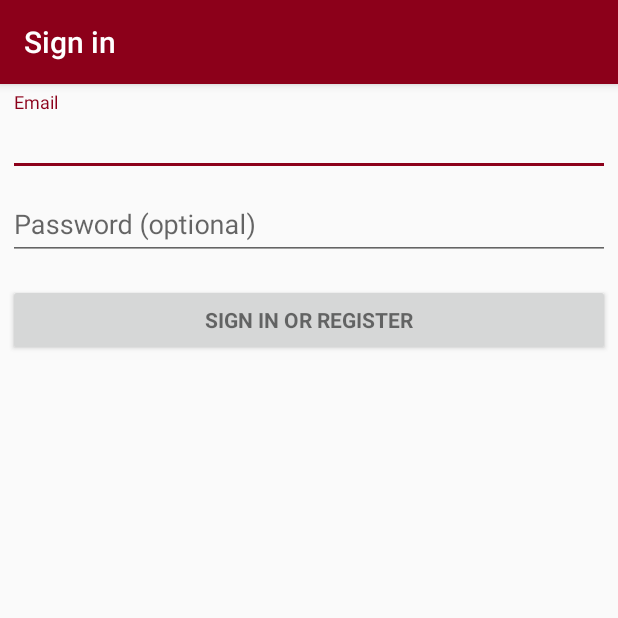
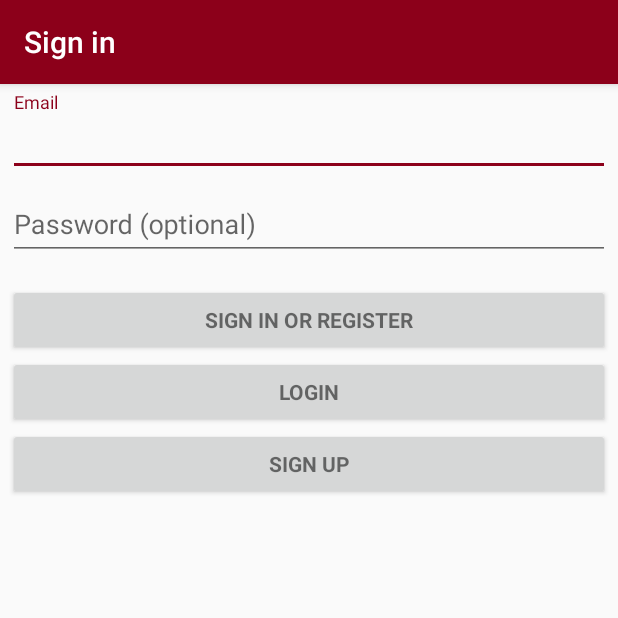
Before and after one commit to Handle-It-Organization/Handle-It, an Android app: the LoginActivity screen opened directly, with no data from a screen before it, on a phone screen of 412 x 824 dp, the top half of it. Run offline under Robolectric (Android 15) with nearby library versions, the phone set to English and light mode, and no system bars; libraries missing offline, so code that uses them is left out: com.firebase.client; 4 statements that could not run were skipped.

Commit message:
Started to add Firebase stuff to Login activity (Needed to push because my laptop charger just died and might need to complete this on my desktop)

```diff
--- a/app/src/main/AndroidManifest.xml
+++ b/app/src/main/AndroidManifest.xml
@@ -12,9 +12,6 @@
     <uses-feature
         android:name="android.hardware.camera"
         android:required="true" />
-    <service
-        android:name="com.amazonaws.mobileconnectors.s3.transferutility.TransferService"
-        android:enabled="true" />
 
     <application
         android:allowBackup="true"
@@ -22,9 +19,11 @@
         android:label="@string/app_name"
         android:supportsRtl="true"
         android:theme="@style/AppTheme">
+        <service
+            android:name="com.amazonaws.mobileconnectors.s3.transferutility.TransferService"
+            android:enabled="true" />
         <activity
             android:name=".MainActivity"
-            android:label="@string/app_name"
             android:theme="@style/AppTheme.NoActionBar"></activity>
         <activity
             android:name=".LoginActivity"
@@ -32,7 +31,7 @@
         <activity
             android:name=".StartActivity"
             android:configChanges="orientation"
-            android:label="@string/title_activity_start"
+            android:label="@string/app_name"
             android:screenOrientation="portrait"
             android:theme="@style/AppTheme.NoActionBar">
             <intent-filter>
--- a/app/src/main/java/cpp/scottl/com/handleit/LoginActivity.java
+++ b/app/src/main/java/cpp/scottl/com/handleit/LoginActivity.java
@@ -28,10 +28,14 @@ import android.widget.AutoCompleteTextView;
 import android.widget.Button;
 import android.widget.EditText;
 import android.widget.TextView;
+import android.widget.Toast;
+
+import com.firebase.client.Firebase;
 
 import java.util.ArrayList;
 import java.util.List;
 
+import static android.Manifest.permission.LOCATION_HARDWARE;
 import static android.Manifest.permission.READ_CONTACTS;
 
 /**
@@ -61,11 +65,21 @@ public class LoginActivity extends AppCompatActivity implements LoaderCallbacks<
     private EditText mPasswordView;
     private View mProgressView;
     private View mLoginFormView;
+    private Firebase firebase;
+    private Button logInButton;
+    private Button signUpButton;
+
 
     @Override
     protected void onCreate(Bundle savedInstanceState) {
         super.onCreate(savedInstanceState);
         setContentView(R.layout.activity_login);
+        // This is for the firebase
+        Firebase.setAndroidContext(this);
+        // Create firebase object ref
+        firebase = new Firebase("https://shining-heat-9080.firebaseio.com/");
+        logInButton = (Button)findViewById(R.id.log_in_button);
+        signUpButton = (Button)findViewById(R.id.sign_up_button);
         // Set up the login form.
         mEmailView = (AutoCompleteTextView) findViewById(R.id.email);
         populateAutoComplete();
@@ -79,6 +93,20 @@ public class LoginActivity extends AppCompatActivity implements LoaderCallbacks<
                     return true;
                 }
                 return false;
+            }
+        });
+
+        logInButton.setOnClickListener(new OnClickListener() {
+            @Override
+            public void onClick(View v) {
+                Toast.makeText(LoginActivity.this, "Clicked Login", Toast.LENGTH_SHORT).show();
+            }
+        });
+
+        signUpButton.setOnClickListener(new OnClickListener() {
+            @Override
+            public void onClick(View v) {
+                Toast.makeText(LoginActivity.this, "Clicked Sign up", Toast.LENGTH_SHORT).show();
             }
         });
 
--- a/app/src/main/res/layout/activity_login.xml
+++ b/app/src/main/res/layout/activity_login.xml
@@ -71,6 +71,21 @@
                 android:layout_marginTop="16dp"
                 android:text="@string/action_sign_in"
                 android:textStyle="bold" />
+            <Button
+                android:id="@+id/log_in_button"
+                style="?android:textAppearanceSmall"
+                android:text="LogIn"
+                android:layout_width="match_parent"
+                android:layout_height="wrap_content"
+                android:textStyle="bold"/>
+            <Button
+                android:id="@+id/sign_up_button"
+                style="?android:textAppearanceSmall"
+
+                android:text="Sign Up"
+                android:layout_width="match_parent"
+                android:layout_height="wrap_content"
+                android:textStyle="bold"/>
 
         </LinearLayout>
     </ScrollView>
```
